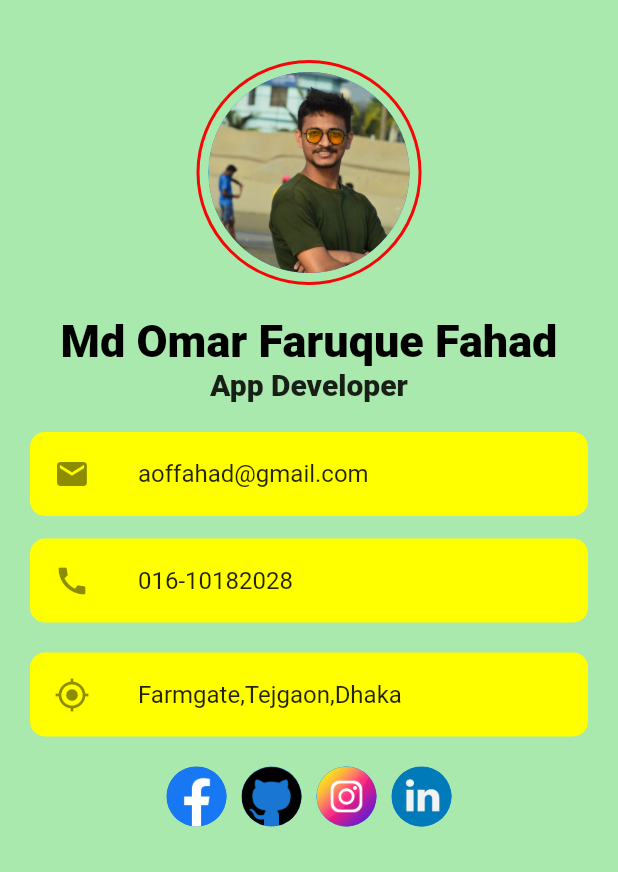
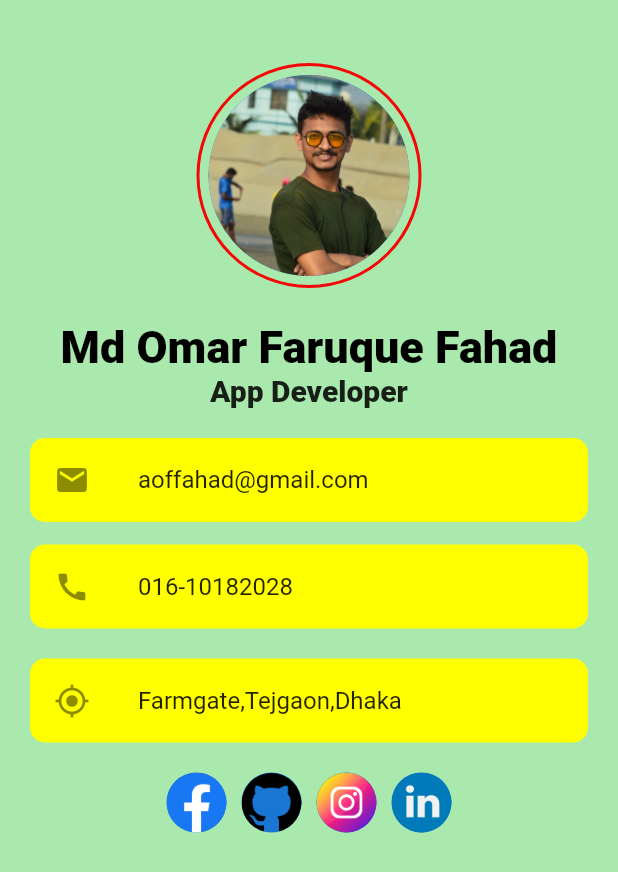
Before and after one commit to aoffahad/Profile-page, a Flutter app: the screen it shows after launch, on a phone screen of 412 x 824 dp. Shown: the top 872 px of the screen. Run offline on Flutter 3.47's test engine with Material 2 defaults, Android fonts, the phone set to English and light mode, and no system bars.

Commit message:
second commit

```diff
--- a/lib/profile.dart
+++ b/lib/profile.dart
@@ -20,7 +20,7 @@ class _my_profileState extends State<my_profile> {
         child: Column(
           children: [
             Container(
-              margin: EdgeInsets.symmetric(vertical: 20),
+              margin: EdgeInsets.symmetric(vertical: 22),
               padding: EdgeInsets.all(6),
               height: 150,
               width: 150,
```
